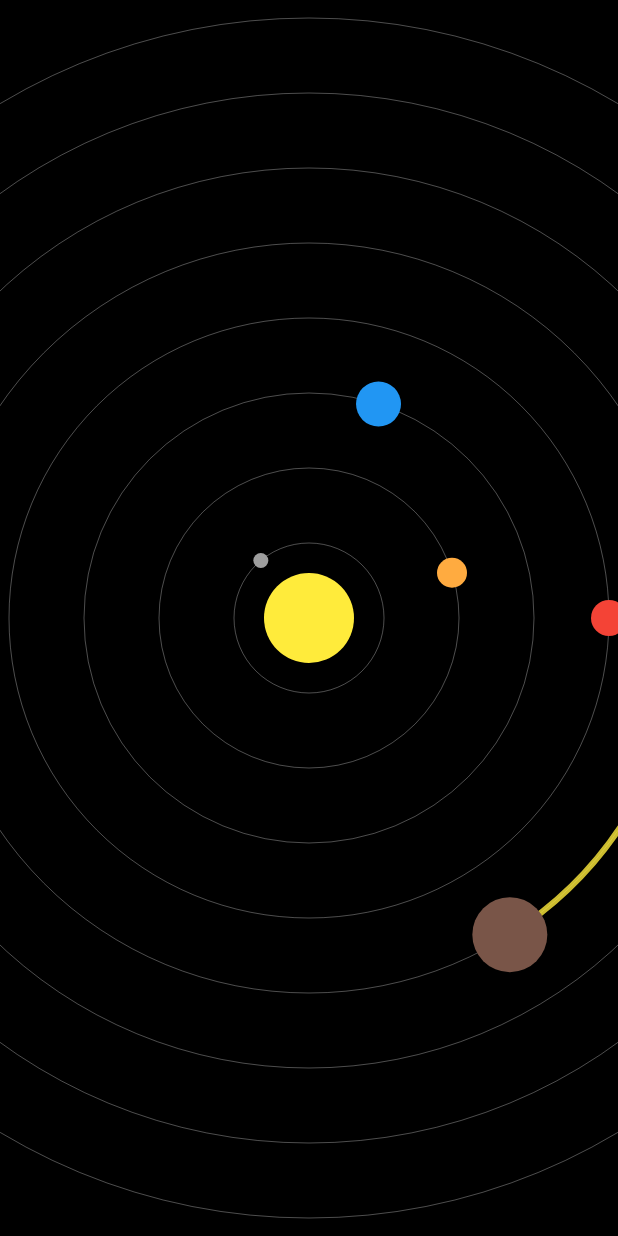
After one commit to Ajay9o9/codingsalad_custompaint_yt_tutorials, a Flutter app: the SolarSystemFull screen opened directly, on a phone screen of 412 x 824 dp. The commit adds this screen. Run offline on Flutter 3.47's test engine with Material 2 defaults, Android fonts, the phone set to English and light mode, and no system bars.

Commit message:
Solarsystem finalpart changes

```diff
--- a/lib/solar_system/1_solar_system_basic.dart
+++ b/lib/solar_system/1_solar_system_basic.dart
@@ -38,7 +38,7 @@ class _SolarSystemBasicState extends State<SolarSystemBasic>
   @override
   Widget build(BuildContext context) {
     return Scaffold(
-      backgroundColor: Colors.black,
+      backgroundColor: Colors.white,
       body: InteractiveViewer(
         maxScale: 10,
         child: CustomPaint(
--- /dev/null
+++ b/lib/solar_system/1_solar_system_full.dart
@@ -0,0 +1,220 @@
+import 'dart:math';
+
+import 'package:canvas_youtube_series/solar_system/planet.dart';
+import 'package:flutter/material.dart';
+
+class SolarSystemFull extends StatefulWidget {
+  const SolarSystemFull({Key? key}) : super(key: key);
+
+  @override
+  State<SolarSystemFull> createState() => _SolarSystemFullState();
+}
+
+class _SolarSystemFullState extends State<SolarSystemFull>
+    with TickerProviderStateMixin {
+  late List<Planet> _planets;
+
+  late List<AnimationController> _planetControllers;
+  late AnimationController _sunAnimationController;
+
+  @override
+  void initState() {
+    _sunAnimationController = AnimationController(
+        vsync: this, duration: Duration(seconds: 10), upperBound: 2 * pi);
+
+    _planets = [
+      Planet(
+        planetName: 'Mercury',
+        radius: 5.0,
+        orbitRadius: 50.0,
+        color: Colors.grey,
+      ),
+      Planet(
+        planetName: 'Venus',
+        radius: 10.0,
+        orbitRadius: 100.0,
+        color: Colors.orangeAccent,
+      ),
+      Planet(
+        planetName: 'Earth',
+        radius: 15.0,
+        orbitRadius: 150.0,
+        color: Colors.blue,
+      ),
+      Planet(
+        planetName: 'Mars',
+        radius: 12.0,
+        orbitRadius: 200.0,
+        color: Colors.red,
+      ),
+      Planet(
+        planetName: 'Juppyter',
+        radius: 25.0,
+        orbitRadius: 250.0,
+        color: Colors.brown,
+      ),
+      Planet(
+        planetName: 'Saturn',
+        radius: 22.0,
+        orbitRadius: 300.0,
+        color: Colors.yellow,
+      ),
+      Planet(
+        planetName: 'Uranus',
+        radius: 15.0,
+        orbitRadius: 350.0,
+        color: Colors.lightBlue,
+      ),
+      Planet(
+        planetName: 'Neptune',
+        radius: 15.0,
+        orbitRadius: 400.0,
+        color: Colors.blue.shade900,
+      ),
+    ];
+
+    _planetControllers = [
+      _createController(
+        88,
+      ),
+      _createController(
+        224.7,
+      ),
+      _createController(
+        365,
+      ),
+      _createController(
+        687,
+      ),
+      _createController(
+        4333,
+      ),
+      _createController(
+        10759,
+      ),
+      _createController(
+        30685,
+      ),
+      _createController(
+        60190,
+      ),
+    ];
+
+    _sunAnimationController.addStatusListener((status) {
+      if (status == AnimationStatus.completed) {
+        _sunAnimationController.repeat();
+      }
+    });
+    _sunAnimationController.forward();
+
+    for (AnimationController controller in _planetControllers) {
+      addRepeatListener(controller);
+    }
+
+    super.initState();
+  }
+
+  addRepeatListener(AnimationController controller) {
+    controller.addStatusListener((status) {
+      if (status == AnimationStatus.completed) {
+        controller.repeat();
+      }
+    });
+    controller.forward();
+  }
+
+  AnimationController _createController(double durationInDays) {
+    return AnimationController(
+        vsync: this,
+        duration:
+            Duration(milliseconds: ((durationInDays / 365) * 1000).floor()),
+        upperBound: 2 * pi)
+      ..forward();
+  }
+
+  @override
+  void dispose() {
+    for (AnimationController c in _planetControllers) {
+      c.dispose();
+    }
+
+    super.dispose();
+  }
+
+  @override
+  Widget build(BuildContext context) {
+    return Scaffold(
+      backgroundColor: Colors.black,
+      body: InteractiveViewer(
+        maxScale: 10,
+        child: AnimatedBuilder(
+            animation: _sunAnimationController,
+            builder: (context, child) {
+              for (int i = 0; i < _planets.length; i++) {
+                _planets[i].angle = _planetControllers[i].value;
+              }
+              return CustomPaint(
+                painter: SolarSystemFullPainter(_planets),
+                child: Container(),
+              );
+            }),
+      ),
+    );
+  }
+}
+
+class SolarSystemFullPainter extends CustomPainter {
+  late List<Planet> _planets;
+
+  SolarSystemFullPainter(this._planets);
+
+  @override
+  void paint(Canvas canvas, Size size) {
+    print("no of planets is ${_planets.length}");
+    final sunPaint = Paint()..color = Colors.yellow;
+
+    canvas.drawCircle(Offset(size.width / 2, size.height / 2), 30, sunPaint);
+
+    for (int i = 0; i < _planets.length; i++) {
+      var planet = _planets[i];
+      final radius = planet.radius;
+      final orbitRadius = planet.orbitRadius;
+
+      var angle = planet.angle;
+      final color = planet.color;
+
+      final planetPaint = Paint()
+        ..color = color
+        ..style = PaintingStyle.fill;
+
+      final x = size.width / 2 + orbitRadius * cos(angle);
+      final y = size.height / 2 + orbitRadius * sin(angle);
+
+      final orbitPaint = Paint()
+        ..color = Colors.white.withOpacity(0.3)
+        ..style = PaintingStyle.stroke;
+
+      canvas.drawCircle(
+          Offset(size.width / 2, size.height / 2), orbitRadius, orbitPaint);
+
+      if (i >= 4) {
+        final highLightPaint = Paint()
+          ..color = Colors.yellow.withOpacity(0.8)
+          ..style = PaintingStyle.stroke
+          ..strokeWidth = 4.0;
+
+        var rect = Rect.fromCircle(
+            center: Offset(size.width / 2, size.height / 2),
+            radius: orbitRadius);
+
+        canvas.drawArc(rect, 0, angle, false, highLightPaint);
+      }
+      canvas.drawCircle(Offset(x, y), radius, planetPaint);
+    }
+  }
+
+  @override
+  bool shouldRepaint(covariant CustomPainter oldDelegate) {
+    return true;
+  }
+}
--- /dev/null
+++ b/lib/solar_system/planet.dart
@@ -0,0 +1,16 @@
+import 'package:flutter/material.dart';
+
+class Planet {
+  String planetName;
+  double radius;
+  double orbitRadius;
+  Color color;
+  double angle = 0.0;
+
+  Planet({
+    required this.planetName,
+    required this.radius,
+    required this.orbitRadius,
+    required this.color,
+  });
+}
```
